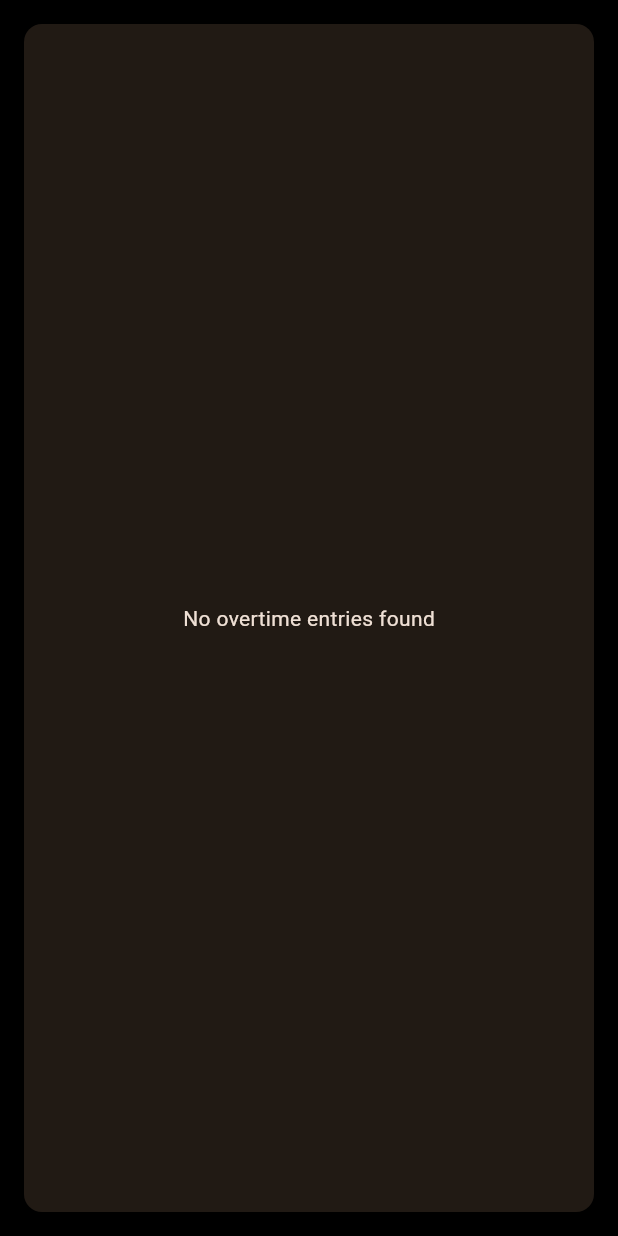
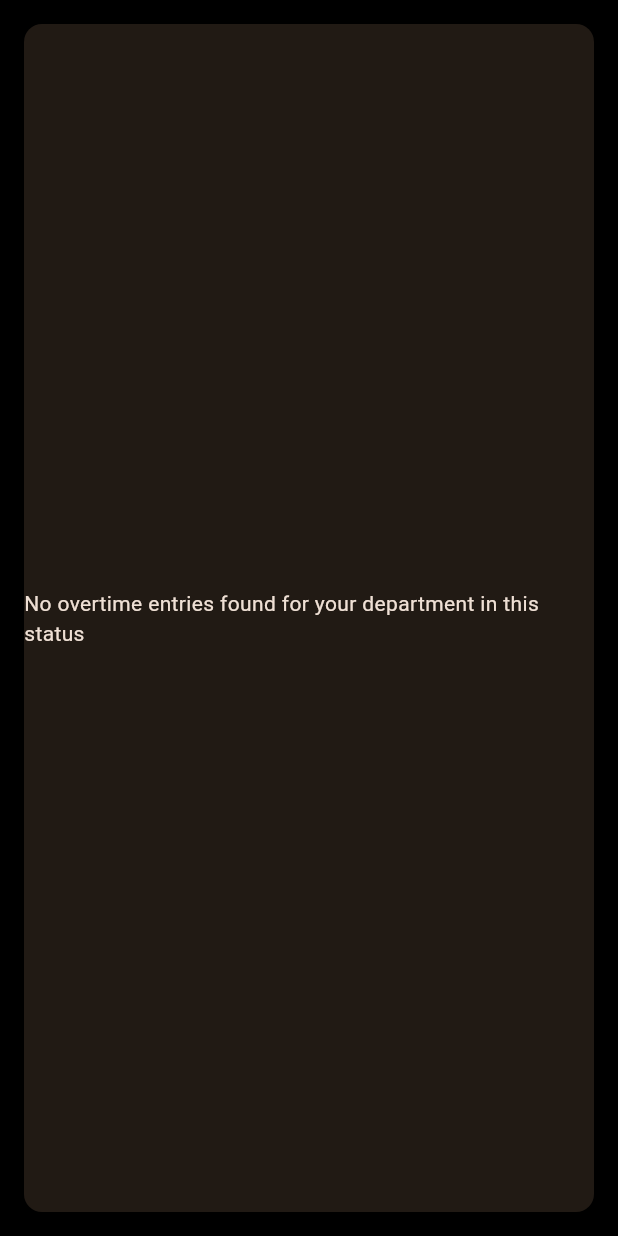
Before and after one commit to Treg-hub/CTPOvertime, a Flutter app: the OvertimeListPanel widget shown alone on an empty page, opened directly with empty values, on a phone screen of 412 x 824 dp. Run offline on Flutter 3.47's test engine with Material 3 defaults, Android fonts, the light colour scheme and no system bars; our stand-ins replace cloud_firestore, firebase_auth, firebase_core, table_calendar; accounts and stored records are empty.

Commit message:
Update overtime_screen.dart, data_service.dart, and overtime_list.dart

```diff
--- a/lib/screens/overtime_screen.dart
+++ b/lib/screens/overtime_screen.dart
@@ -294,8 +294,29 @@ class OvertimeListPanel extends StatefulWidget {
 }
 
 class _OvertimeListPanelState extends State<OvertimeListPanel> {
-  late final Stream<List<OvertimeEntry>> _stream = DataService.getRecentOvertimeStream(limit: 50);
+  String _selectedStatus = 'Pending'; // Default to pending only as requested
+  late Stream<List<OvertimeEntry>> _stream;
   bool _hasLoadedInitially = false;
+
+  @override
+  void initState() {
+    super.initState();
+    _updateStream();
+  }
+
+  void _updateStream() {
+    _stream = DataService.getFilteredOvertimeStream(
+      department: widget.currentUserDept, // ALWAYS current manager's dept
+      status: _selectedStatus,
+    );
+  }
+
+  void _onStatusChanged(String status) {
+    setState(() {
+      _selectedStatus = status;
+      _updateStream();
+    });
+  }
 
   @override
   Widget build(BuildContext context) {
@@ -318,8 +339,7 @@ class _OvertimeListPanelState extends State<OvertimeListPanel> {
         }
 
         if (_hasLoadedInitially && hasData) {
-          final filteredEntries = widget.selectedDept == 'All' ? entries : entries.where((e) => e.department == widget.selectedDept).toList();
-          final depts = ['All', ...entries.map((e) => e.department).toSet().toList()..sort()];
+          final filteredEntries = entries; // already filtered server-side by dept + status
 
           return Card(
             margin: const EdgeInsets.all(16),
@@ -330,14 +350,19 @@ class _OvertimeListPanelState extends State<OvertimeListPanel> {
                   child: Row(
                     children: [
                       Text(
-                        'Overtime List (${filteredEntries.length})',
+                        'Overtime List - ${widget.currentUserDept} (${filteredEntries.length})',
                         style: Theme.of(context).textTheme.titleLarge,
                       ),
                       const Spacer(),
+                      // Status dropdown (replaces old dept dropdown)
                       DropdownButton<String>(
-                        value: depts.contains(widget.selectedDept) ? widget.selectedDept : 'All',
-                        items: depts.map((d) => DropdownMenuItem(value: d, child: Text(d == 'All' ? 'All Depts' : d))).toList(),
-                        onChanged: (value) => widget.onDeptChanged(value!),
+                        value: _selectedStatus,
+                        items: const [
+                          DropdownMenuItem(value: 'Pending', child: Text('Pending')),
+                          DropdownMenuItem(value: 'Approved', child: Text('Approved')),
+                          DropdownMenuItem(value: 'Cancelled', child: Text('Cancelled')),
+                        ],
+                        onChanged: (value) => _onStatusChanged(value!),
                       ),
                       const SizedBox(width: 8),
                       IconButton(
@@ -357,31 +382,30 @@ class _OvertimeListPanelState extends State<OvertimeListPanel> {
                     entries: filteredEntries,
                     onSelect: widget.onSelect,
                     onDelete: (entry) {
-                      if (entry.department != widget.currentUserDept) {
-                        ScaffoldMessenger.of(context).showSnackBar(
-                          const SnackBar(content: Text('Cannot delete entries from other departments. Switch dropdown to your department.')),
-                        );
-                        return;
-                      }
+                      // Changed to CANCEL for audit trail (never delete)
                       showDialog(
                         context: context,
                         builder: (context) => AlertDialog(
-                          title: const Text('Delete Entry'),
-                          content: const Text('Are you sure you want to delete this overtime entry?'),
+                          title: const Text('Cancel Entry'),
+                          content: const Text('Are you sure you want to CANCEL this overtime entry? (It will be marked Cancelled for audit - not deleted)'),
                           actions: [
                             TextButton(
                               onPressed: () => Navigator.of(context).pop(),
-                              child: const Text('Cancel'),
+                              child: const Text('Keep'),
                             ),
                             ElevatedButton(
                               onPressed: () async {
-                                await DataService.deleteOvertime(entry.id);
+                                final cancelled = entry.copyWith(status: 'Cancelled');
+                                await DataService.updateOvertime(cancelled);
                                 Navigator.of(context).pop();
                                 ScaffoldMessenger.of(context).showSnackBar(
-                                  const SnackBar(content: Text('Entry deleted')),
+                                  const SnackBar(content: Text('Entry cancelled (moved to Cancelled status for audit)')),
                                 );
+                                if (_selectedStatus != 'Cancelled') {
+                                  _onStatusChanged('Cancelled');
+                                }
                               },
-                              child: const Text('Delete'),
+                              child: const Text('Cancel Entry'),
                             ),
                           ],
                         ),
@@ -404,7 +428,7 @@ class _OvertimeListPanelState extends State<OvertimeListPanel> {
 
         return const Card(
           margin: EdgeInsets.all(16),
-          child: Center(child: Text('No overtime entries found')),
+          child: Center(child: Text('No overtime entries found for your department in this status')),
         );
       },
     );
@@ -470,10 +494,14 @@ class _OvertimeScreenState extends State<OvertimeScreen> {
     return LayoutBuilder(
       builder: (context, constraints) {
         final isSmall = constraints.maxWidth < 800;
-        return isSmall ? Column(
+        return isSmall
+            ? Column(
                 children: [
                   Expanded(
                     flex: 5,
+                    child: SingleChildScrollView( // Prevents render/overflow when minimizing window
+                      child: SizedBox(
+                        height: 600,
                         child: OvertimeFormPanel(
                           initialEntry: _selectedEntry,
                           onSave: (entry) {},
@@ -482,6 +510,8 @@ class _OvertimeScreenState extends State<OvertimeScreen> {
                           onSuggestionsChanged: _onSuggestionsChanged,
                           selectedDept: _selectedDept,
                           currentUserDept: _currentUserDept,
+                        ),
+                      ),
                     ),
                   ),
                   Expanded(
@@ -495,7 +525,8 @@ class _OvertimeScreenState extends State<OvertimeScreen> {
                     ),
                   ),
                 ],
-        ) : Row(
+              )
+            : Row(
                 children: [
                   Expanded(
                     flex: 5,
--- a/lib/services/data_service.dart
+++ b/lib/services/data_service.dart
@@ -22,6 +22,25 @@ class DataService {
         .limit(500)
         .get();
     return snapshot.docs.map((doc) => OvertimeEntry.fromMap(doc.data(), doc.id)).toList();
+  }
+
+  // NEW for future scaling: server-side filtered stream by department and status
+  // (avoids client-side loading of entire collection when dataset grows large;
+  // add composite index on (department, status, startTime desc) in Firestore for performance)
+  static Stream<List<OvertimeEntry>> getFilteredOvertimeStream({String? department, String status = 'Pending', int limit = 50}) {
+    Query<Map<String, dynamic>> query = _firestore
+        .collection('overtime_entries')
+        .orderBy('startTime', descending: true)
+        .limit(limit);
+
+    if (department != null && department.isNotEmpty && department != 'All') {
+      query = query.where('department', isEqualTo: department);
+    }
+    if (status.isNotEmpty && status != 'All') {
+      query = query.where('status', isEqualTo: status);
+    }
+    return query.snapshots().map((snapshot) =>
+        snapshot.docs.map((doc) => OvertimeEntry.fromMap(doc.data(), doc.id)).toList());
   }
 
   static Future<List<OvertimeEntry>> getRecentOvertime({int limit = 25}) async {
--- a/lib/widgets/overtime_list.dart
+++ b/lib/widgets/overtime_list.dart
@@ -61,9 +61,9 @@ class OvertimeList extends StatelessWidget {
                 ),
                 if (onDelete != null)
                   IconButton(
-                    icon: const Icon(Icons.delete),
+                    icon: const Icon(Icons.cancel), // was Icons.delete
                     onPressed: () => onDelete!(entry),
-                    tooltip: 'Delete Entry',
+                    tooltip: 'Cancel Entry (audit trail - not deleted)',
                   ),
               ],
             ),
```
Lines whose indentation alone changed are shown as unchanged.
